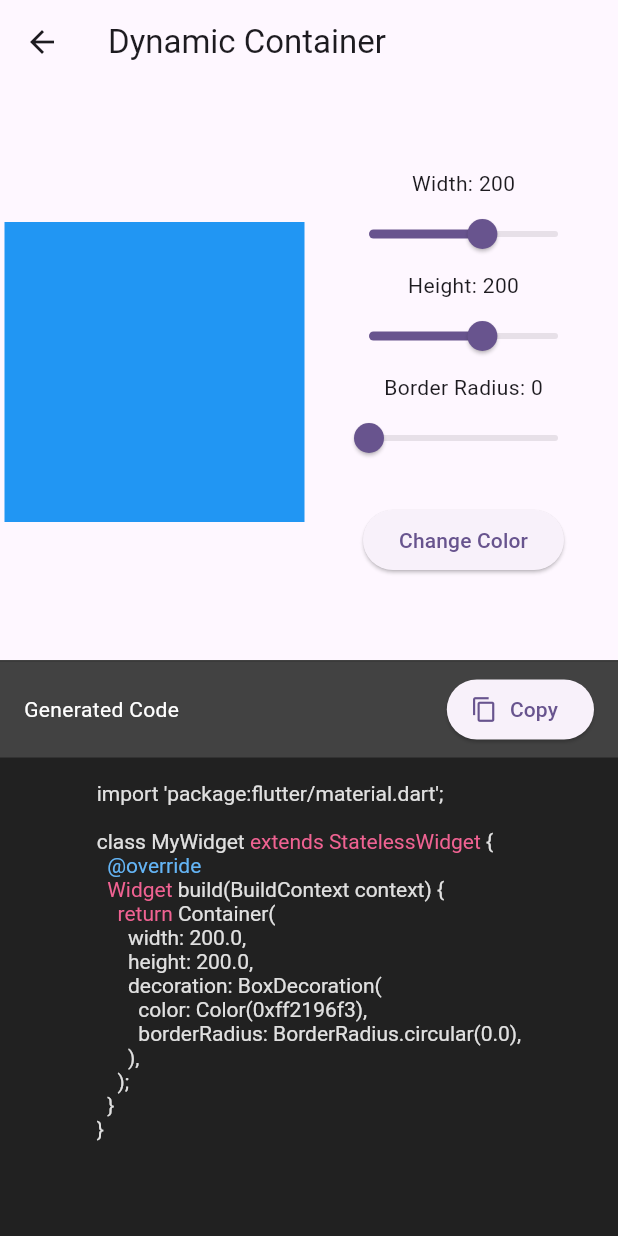
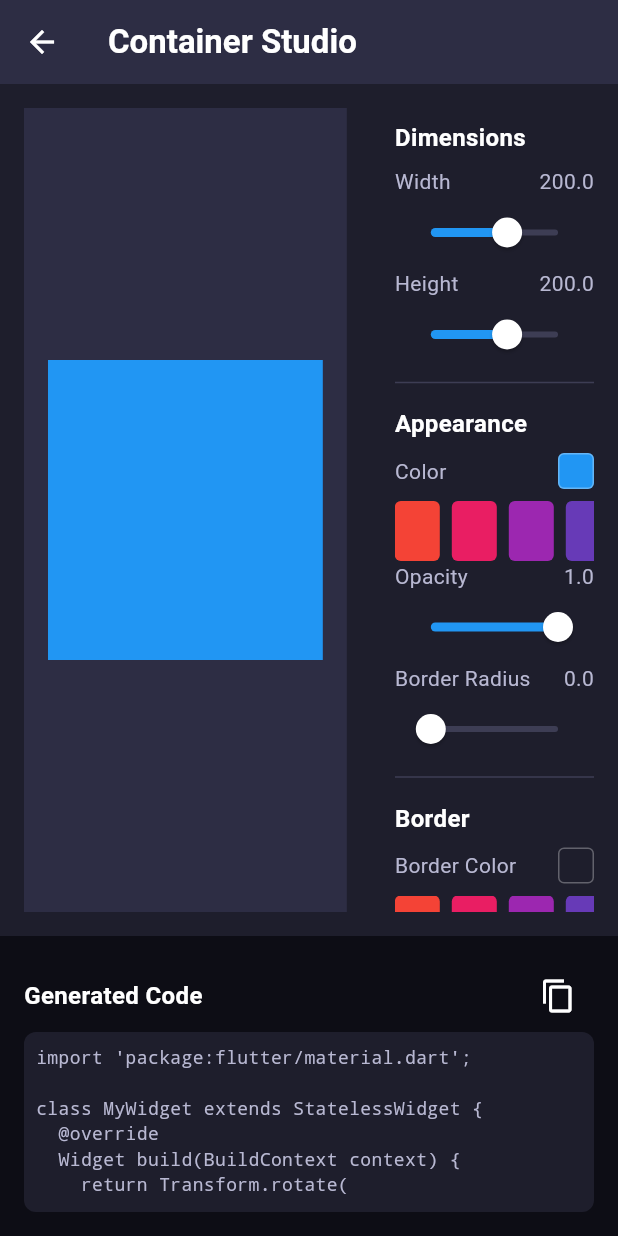
Before and after one commit to mrxdevs/flutter-canvas, a Flutter app: the screen it shows after launch, after a tap on "Container", on a phone screen of 412 x 824 dp. Run offline on Flutter 3.47's test engine with Material 3 defaults, Android fonts, the phone set to English and light mode, and no system bars; our stand-ins replace google_fonts.

Commit message:
feat(home_screen): enhance UI and add navigation support
- Refactor home screen layout with new sections for widget playground and customized widgets
- Add `WidgetCard` component for consistent widget display
- Implement routing using `RouteHelper` for navigation between screens
- Update `.gitignore` to exclude `build/` directory
- Update dependencies in `pubspec.lock` for compatibility

```diff
--- /dev/null
+++ b/lib/helper/route_helper.dart
@@ -0,0 +1,16 @@
+import 'package:flutter/material.dart';
+import 'package:flutter_canvas/views/container/container_screen.dart';
+import 'package:flutter_canvas/views/home_screen/home_screen.dart';
+
+class RouteHelper {
+  static const String homeScreen = "/home_screen";
+  static const String containerScreen = "/container_screen";
+  static const String canvasScreen = "/canvas_screen";
+
+  static Map<String, Widget Function(BuildContext)> routes = {
+    homeScreen: (context) => const HomeScreen(),
+    containerScreen: (context) => const ContainerScreen(),
+  };
+
+
+}
--- a/lib/main.dart
+++ b/lib/main.dart
@@ -1,4 +1,5 @@
 import 'package:flutter/material.dart';
+import 'package:flutter_canvas/helper/route_helper.dart';
 import 'package:flutter_canvas/views/home_screen/home_screen.dart';
 
 void main() {
@@ -16,7 +17,8 @@ class MyApp extends StatelessWidget {
         colorScheme: ColorScheme.fromSeed(seedColor: Colors.deepPurple),
         useMaterial3: true,
       ),
-      home: const HomeScreen(),
+      initialRoute:  HomeScreen.routeName,
+      routes: RouteHelper.routes,
     );
   }
 }
--- a/lib/views/container/container_screen.dart
+++ b/lib/views/container/container_screen.dart
@@ -14,6 +14,12 @@ class _ContainerScreenState extends State<ContainerScreen> {
   double _height = 200;
   Color _color = Colors.blue;
   double _borderRadius = 0;
+  double _opacity = 1.0;
+  double _rotation = 0.0;
+  Color _borderColor = Colors.transparent;
+  double _borderWidth = 0;
+  List<BoxShadow>? _boxShadow;
+  bool _hasShadow = false;
 
   String get _generatedCode => '''
 import 'package:flutter/material.dart';
@@ -21,12 +27,20 @@ import 'package:flutter/material.dart';
 class MyWidget extends StatelessWidget {
   @override
   Widget build(BuildContext context) {
-    return Container(
+    return Transform.rotate(
+      angle: ${_rotation * 3.14159 / 180},
+      child: Container(
         width: $_width,
         height: $_height,
         decoration: BoxDecoration(
-        color: Color(0x${_color.value.toRadixString(16).padLeft(8, '0')}),
+          color: Color(0x${(_color.value & 0xFFFFFF).toRadixString(16).padLeft(6, '0')}${(_opacity * 255).toInt().toRadixString(16).padLeft(2, '0')}),
           borderRadius: BorderRadius.circular($_borderRadius),
+          border: Border.all(
+            color: Color(0x${_borderColor.value.toRadixString(16).padLeft(8, '0')}),
+            width: $_borderWidth,
+          ),
+          ${_hasShadow ? 'boxShadow: [BoxShadow(color: Colors.black26, blurRadius: 10, offset: Offset(0, 5))],' : ''}
+        ),
       ),
     );
   }
@@ -36,110 +50,155 @@ class MyWidget extends StatelessWidget {
   @override
   Widget build(BuildContext context) {
     return Scaffold(
-      appBar: AppBar(title: const Text('Dynamic Container')),
+      backgroundColor: const Color(0xFF1E1E2C),
+      appBar: AppBar(
+        title: const Text(
+          'Container Studio',
+          style: TextStyle(fontWeight: FontWeight.bold, color: Colors.white),
+        ),
+        backgroundColor: const Color(0xFF2D2D44),
+        elevation: 0,
+        iconTheme: const IconThemeData(color: Colors.white),
+      ),
       body: Column(
         children: [
           Expanded(
             child: Row(
               children: [
-                // Dynamic UI section
+                // Left panel - Canvas area
                 Expanded(
+                  flex: 3,
+                  child: Container(
+                    color: const Color(0xFF2D2D44),
+                    margin: const EdgeInsets.all(16),
+                    padding: const EdgeInsets.all(16),
                     child: Center(
+                      child: Transform.rotate(
+                        angle: _rotation * 3.14159 / 180,
                         child: Container(
                           width: _width,
                           height: _height,
                           decoration: BoxDecoration(
-                        color: _color,
+                            color: _color.withOpacity(_opacity),
                             borderRadius: BorderRadius.circular(_borderRadius),
+                            border: Border.all(
+                              color: _borderColor,
+                              width: _borderWidth,
+                            ),
+                            boxShadow: _hasShadow
+                                ? [
+                                    const BoxShadow(
+                                      color: Colors.black26,
+                                      blurRadius: 10,
+                                      offset: Offset(0, 5),
+                                    )
+                                  ]
+                                : null,
                           ),
                         ),
                       ),
                     ),
-                // UI control section
+                  ),
+                ),
+                // Right panel - Controls
                 Expanded(
-                  child: Padding(
-                    padding: const EdgeInsets.all(16.0),
+                  flex: 2,
+                  child: Container(
+                    color: const Color(0xFF1E1E2C),
+                    padding: const EdgeInsets.all(16),
+                    child: SingleChildScrollView(
                       child: Column(
-                      mainAxisAlignment: MainAxisAlignment.center,
+                        crossAxisAlignment: CrossAxisAlignment.start,
                         children: [
-                        Text('Width: ${_width.toStringAsFixed(0)}'),
-                        Slider(
-                          value: _width,
-                          min: 50,
-                          max: 300,
-                          onChanged: (value) => setState(() => _width = value),
+                          _buildSectionTitle('Dimensions'),
+                          _buildSlider('Width', _width, 50, 300, (val) {
+                            setState(() => _width = val);
+                          }),
+                          _buildSlider('Height', _height, 50, 300, (val) {
+                            setState(() => _height = val);
+                          }),
+                          const Divider(color: Color(0xFF3D3D54)),
+                          _buildSectionTitle('Appearance'),
+                          _buildColorPicker('Color', _color, (val) {
+                            setState(() => _color = val);
+                          }),
+                          _buildSlider('Opacity', _opacity, 0, 1, (val) {
+                            setState(() => _opacity = val);
+                          }),
+                          _buildSlider('Border Radius', _borderRadius, 0, 150, (val) {
+                            setState(() => _borderRadius = val);
+                          }),
+                          const Divider(color: Color(0xFF3D3D54)),
+                          _buildSectionTitle('Border'),
+                          _buildColorPicker('Border Color', _borderColor, (val) {
+                            setState(() => _borderColor = val);
+                          }),
+                          _buildSlider('Border Width', _borderWidth, 0, 10, (val) {
+                            setState(() => _borderWidth = val);
+                          }),
+                          const Divider(color: Color(0xFF3D3D54)),
+                          _buildSectionTitle('Effects'),
+                          _buildSlider('Rotation (°)', _rotation, 0, 360, (val) {
+                            setState(() => _rotation = val);
+                          }),
+                          _buildSwitchOption('Shadow', _hasShadow, (val) {
+                            setState(() => _hasShadow = val);
+                          }),
+                        ],
                       ),
-                        Text('Height: ${_height.toStringAsFixed(0)}'),
-                        Slider(
-                          value: _height,
-                          min: 50,
-                          max: 300,
-                          onChanged: (value) => setState(() => _height = value),
-                        ),
-                        Text(
-                            'Border Radius: ${_borderRadius.toStringAsFixed(0)}'),
-                        Slider(
-                          value: _borderRadius,
-                          min: 0,
-                          max: 150,
-                          onChanged: (value) =>
-                              setState(() => _borderRadius = value),
-                        ),
-                        const SizedBox(height: 20),
-                        ElevatedButton(
-                          onPressed: () => setState(() => _color =
-                              Colors.primaries[
-                                  _color.value % Colors.primaries.length]),
-                          child: const Text('Change Color'),
-                        ),
-                      ],
                     ),
                   ),
                 ),
               ],
             ),
           ),
-          // Code editor section
-          Expanded(
-            child: Container(
-              decoration: BoxDecoration(
-                color: Colors.grey[900],
-                border: Border(top: BorderSide(color: Colors.grey[800]!)),
-              ),
+          // Code section
+          Container(
+            height: 200,
+            color: const Color(0xFF0D0D15),
+            padding: const EdgeInsets.all(16),
             child: Column(
+              crossAxisAlignment: CrossAxisAlignment.stretch,
               children: [
-                  Container(
-                    padding:
-                        const EdgeInsets.symmetric(horizontal: 16, vertical: 8),
-                    color: Colors.grey[800],
-                    child: Row(
+                Row(
                   mainAxisAlignment: MainAxisAlignment.spaceBetween,
                   children: [
-                        const Text('Generated Code',
-                            style: TextStyle(color: Colors.white)),
-                        ElevatedButton.icon(
-                          icon: const Icon(Icons.copy),
-                          label: const Text('Copy'),
+                    const Text(
+                      'Generated Code',
+                      style: TextStyle(
+                        color: Colors.white,
+                        fontWeight: FontWeight.bold,
+                        fontSize: 16,
+                      ),
+                    ),
+                    IconButton(
+                      icon: const Icon(Icons.copy, color: Colors.white),
                       onPressed: () {
-                            Clipboard.setData(
-                                ClipboardData(text: _generatedCode));
+                        Clipboard.setData(ClipboardData(text: _generatedCode));
                         ScaffoldMessenger.of(context).showSnackBar(
                           const SnackBar(
-                                  content: Text('Code copied to clipboard')),
+                            content: Text('Code copied to clipboard'),
+                            backgroundColor: Color(0xFF2D2D44),
+                          ),
                         );
                       },
                     ),
                   ],
                 ),
+                Expanded(
+                  child: Container(
+                    padding: const EdgeInsets.all(8),
+                    decoration: BoxDecoration(
+                      color: const Color(0xFF1E1E2C),
+                      borderRadius: BorderRadius.circular(8),
                     ),
-                  Expanded(
                     child: SingleChildScrollView(
-                      child: Padding(
-                        padding: const EdgeInsets.all(16.0),
-                        child: RichText(
-                          text: TextSpan(
-                            style: GoogleFonts.firaCode(fontSize: 14),
-                            children: _highlightSyntax(_generatedCode),
+                      child: Text(
+                        _generatedCode,
+                        style: const TextStyle(
+                          color: Color(0xFFB8B8D2),
+                          fontFamily: 'monospace',
+                          fontSize: 12,
                         ),
                       ),
                     ),
@@ -148,41 +207,159 @@ class MyWidget extends StatelessWidget {
               ],
             ),
           ),
-          ),
         ],
       ),
     );
   }
 
-  List<TextSpan> _highlightSyntax(String code) {
-    final keywords = [
-      'class',
-      'extends',
-      'StatelessWidget',
-      'Widget',
-      'build',
-      'return',
-      'const'
+  Widget _buildSectionTitle(String title) {
+    return Padding(
+      padding: const EdgeInsets.symmetric(vertical: 8.0),
+      child: Text(
+        title,
+        style: const TextStyle(
+          color: Colors.white,
+          fontWeight: FontWeight.bold,
+          fontSize: 16,
+        ),
+      ),
+    );
+  }
+
+  Widget _buildSlider(
+    String label,
+    double value,
+    double min,
+    double max,
+    Function(double) onChanged,
+  ) {
+    return Column(
+      crossAxisAlignment: CrossAxisAlignment.start,
+      children: [
+        Row(
+          mainAxisAlignment: MainAxisAlignment.spaceBetween,
+          children: [
+            Text(
+              label,
+              style: const TextStyle(color: Color(0xFFB8B8D2)),
+            ),
+            Text(
+              value.toStringAsFixed(1),
+              style: const TextStyle(color: Color(0xFFB8B8D2)),
+            ),
+          ],
+        ),
+        SliderTheme(
+          data: SliderThemeData(
+            activeTrackColor: Colors.blue,
+            inactiveTrackColor: const Color(0xFF3D3D54),
+            thumbColor: Colors.white,
+            overlayColor: Colors.blue.withOpacity(0.2),
+            trackHeight: 4,
+          ),
+          child: Slider(
+            value: value,
+            min: min,
+            max: max,
+            onChanged: onChanged,
+          ),
+        ),
+      ],
+    );
+  }
+
+  Widget _buildColorPicker(String label, Color color, Function(Color) onChanged) {
+    final List<Color> colors = [
+      Colors.red,
+      Colors.pink,
+      Colors.purple,
+      Colors.deepPurple,
+      Colors.indigo,
+      Colors.blue,
+      Colors.lightBlue,
+      Colors.cyan,
+      Colors.teal,
+      Colors.green,
+      Colors.lightGreen,
+      Colors.lime,
+      Colors.yellow,
+      Colors.amber,
+      Colors.orange,
+      Colors.deepOrange,
+      Colors.brown,
+      Colors.grey,
+      Colors.blueGrey,
+      Colors.black,
+      Colors.white,
     ];
-    final types = ['Container', 'BoxDecoration', 'BorderRadius', 'Color'];
 
-    return code.split(' ').map((word) {
-      if (keywords.contains(word)) {
-        return TextSpan(
-            text: '$word ', style: TextStyle(color: Colors.pink[300]));
-      } else if (types.contains(word)) {
-        return TextSpan(
-            text: '$word ', style: TextStyle(color: Colors.cyan[300]));
-      } else if (word.startsWith('@')) {
-        return TextSpan(
-            text: '$word ', style: TextStyle(color: Colors.blue[300]));
-      } else if (word.startsWith('//')) {
-        return TextSpan(
-            text: '$word ', style: TextStyle(color: Colors.green[300]));
-      } else {
-        return TextSpan(
-            text: '$word ', style: TextStyle(color: Colors.grey[300]));
+    return Column(
+      crossAxisAlignment: CrossAxisAlignment.start,
+      children: [
+        Row(
+          mainAxisAlignment: MainAxisAlignment.spaceBetween,
+          children: [
+            Text(
+              label,
+              style: const TextStyle(color: Color(0xFFB8B8D2)),
+            ),
+            Container(
+              width: 24,
+              height: 24,
+              decoration: BoxDecoration(
+                color: color,
+                borderRadius: BorderRadius.circular(4),
+                border: Border.all(color: Colors.white30),
+              ),
+            ),
+          ],
+        ),
+        const SizedBox(height: 8),
+        SizedBox(
+          height: 40,
+          child: ListView.builder(
+            scrollDirection: Axis.horizontal,
+            itemCount: colors.length,
+            itemBuilder: (context, index) {
+              return GestureDetector(
+                onTap: () => onChanged(colors[index]),
+                child: Container(
+                  width: 30,
+                  height: 30,
+                  margin: const EdgeInsets.only(right: 8),
+                  decoration: BoxDecoration(
+                    color: colors[index],
+                    borderRadius: BorderRadius.circular(4),
+                    border: Border.all(
+                      color: colors[index] == color
+                          ? Colors.white
+                          : Colors.transparent,
+                      width: 2,
+                    ),
+                  ),
+                ),
+              );
+            },
+          ),
+        ),
+      ],
+    );
   }
-    }).toList();
+
+  Widget _buildSwitchOption(String label, bool value, Function(bool) onChanged) {
+    return Row(
+      mainAxisAlignment: MainAxisAlignment.spaceBetween,
+      children: [
+        Text(
+          label,
+          style: const TextStyle(color: Color(0xFFB8B8D2)),
+        ),
+        Switch(
+          value: value,
+          onChanged: onChanged,
+          activeColor: Colors.blue,
+        ),
+      ],
+    );
   }
 }
--- /dev/null
+++ b/lib/views/home_screen/components/comman_widget_section.dart
@@ -0,0 +1,52 @@
+import 'package:flutter/material.dart';
+import 'package:flutter_canvas/helper/route_helper.dart';
+import 'package:flutter_canvas/views/home_screen/components/widget_card.dart';
+
+class CommanWidgetSection extends StatelessWidget {
+  const CommanWidgetSection({super.key});
+
+  @override
+  Widget build(BuildContext context) {
+    return Column(
+      mainAxisAlignment: MainAxisAlignment.start,
+      crossAxisAlignment: CrossAxisAlignment.start,
+      children: [
+        const Text(
+          'Widget Playground',
+          style: TextStyle(
+            fontSize: 24,
+            fontWeight: FontWeight.bold,
+            color: Colors.white,
+          ),
+        ),
+        const SizedBox(height: 8),
+        const Text(
+          'Select a widget to customize and explore',
+          style: TextStyle(color: Color(0xFFB8B8D2)),
+        ),
+        const SizedBox(height: 24),
+        SizedBox(
+          child: GridView.count(
+            // scrollDirection: Axis.horizontal,
+            shrinkWrap: true,
+            crossAxisCount: MediaQuery.sizeOf(context).width ~/ 180,
+            childAspectRatio: 1.0,
+            mainAxisSpacing: 16,
+            crossAxisSpacing: 16,
+            children: [
+              WidgetCard(
+                title: 'Container',
+                icon: Icons.crop_square_rounded,
+                color: Colors.blue,
+                onTap: () => Navigator.pushNamed(
+                  context,
+                  RouteHelper.containerScreen,
+                ),
+              ),
+            ],
+          ),
+        ),
+      ],
+    );
+  }
+}
--- /dev/null
+++ b/lib/views/home_screen/components/customized_widget.dart
@@ -0,0 +1,52 @@
+import 'package:flutter/material.dart';
+import 'package:flutter_canvas/helper/route_helper.dart';
+import 'package:flutter_canvas/views/home_screen/components/widget_card.dart';
+
+class CustomizedWidgetSection extends StatelessWidget {
+  const CustomizedWidgetSection({super.key});
+
+  @override
+  Widget build(BuildContext context) {
+    return Column(
+      mainAxisAlignment: MainAxisAlignment.start,
+      crossAxisAlignment: CrossAxisAlignment.start,
+      children: [
+        const Text(
+          'Customized Widgets',
+          style: TextStyle(
+            fontSize: 24,
+            fontWeight: FontWeight.bold,
+            color: Colors.white,
+          ),
+        ),
+        const SizedBox(height: 8),
+        const Text(
+          'Select a custom widget to customized and explore',
+          style: TextStyle(color: Color(0xFFB8B8D2)),
+        ),
+        const SizedBox(height: 24),
+        SizedBox(
+          child: GridView.count(
+            // scrollDirection: Axis.horizontal,
+            shrinkWrap: true,
+            crossAxisCount: MediaQuery.sizeOf(context).width ~/ 180,
+            childAspectRatio: 1.0,
+            mainAxisSpacing: 16,
+            crossAxisSpacing: 16,
+            children: [
+              WidgetCard(
+                title: 'Container',
+                icon: Icons.crop_square_rounded,
+                color: Colors.blue,
+                onTap: () => Navigator.pushNamed(
+                  context,
+                  RouteHelper.containerScreen,
+                ),
+              ),
+            ],
+          ),
+        ),
+      ],
+    );
+  }
+}
--- /dev/null
+++ b/lib/views/home_screen/components/widget_card.dart
@@ -0,0 +1,56 @@
+ import 'package:flutter/material.dart';
+
+ class WidgetCard extends StatelessWidget{
+  final String title;
+   final IconData icon;
+   final Color color;
+   final VoidCallback onTap;
+
+    const WidgetCard({required this.title, required this.icon, required this.color, required this.onTap , super.key});
+
+
+
+
+@override
+Widget build(BuildContext context){
+
+
+    return SizedBox(
+      height: 150,
+      width: 120,
+      child: GestureDetector(
+        onTap: onTap,
+        child: Card(
+          elevation: 5,
+          shape: RoundedRectangleBorder(borderRadius: BorderRadius.circular(16)),
+          color: const Color(0xFF2D2D44),
+          child: Padding(
+            padding: const EdgeInsets.all(16.0),
+            child: Column(
+              mainAxisAlignment: MainAxisAlignment.center,
+              children: [
+                Container(
+                  padding: const EdgeInsets.all(16),
+                  decoration: BoxDecoration(
+                    color: color.withOpacity(0.2),
+                    borderRadius: BorderRadius.circular(12),
+                  ),
+                  child: Icon(icon, size: 40, color: color),
+                ),
+                const SizedBox(height: 12),
+                Text(
+                  title,
+                  style: const TextStyle(
+                    fontSize: 16,
+                    fontWeight: FontWeight.bold,
+                    color: Colors.white,
+                  ),
+                ),
+              ],
+            ),
+          ),
+        ),
+      ),
+    );
+  }
+ }
--- a/lib/views/home_screen/home_screen.dart
+++ b/lib/views/home_screen/home_screen.dart
@@ -1,35 +1,37 @@
 import 'package:flutter/material.dart';
-import 'package:flutter/widgets.dart';
-import 'package:flutter_canvas/views/container/container_screen.dart';
+import 'package:flutter_canvas/views/home_screen/components/comman_widget_section.dart';
 
 class HomeScreen extends StatelessWidget {
   const HomeScreen({super.key});
+  static const String routeName = "/home_screen";
 
   @override
   Widget build(BuildContext context) {
     return Scaffold(
-      body: Container(
-        color: Colors.amber.shade100,
-        height: MediaQuery.of(context).size.height,
-        width: MediaQuery.of(context).size.width,
-        child: Column(
-          mainAxisAlignment: MainAxisAlignment.center,
-          crossAxisAlignment: CrossAxisAlignment.start,
-          children: [
-            SizedBox(
-                width: 200,
-                height: 80,
-                child: ElevatedButton(
-                    onPressed: () {
-                      Navigator.push(
-                          context,
-                          MaterialPageRoute(
-                              builder: (context) => const ContainerScreen()));
-                    },
-                    child: const Text("Container")))
-          ],
+      backgroundColor: const Color(0xFF1E1E2C),
+      appBar: AppBar(
+        title: const Text(
+          'Flutter Canvas Studio',
+          style: TextStyle(fontWeight: FontWeight.bold, color: Colors.white),
+        ),
+        backgroundColor: const Color(0xFF2D2D44),
+        elevation: 0,
+      ),
+      body: SafeArea(
+        child: Padding(
+          padding: const EdgeInsets.all(16.0),
+          child: SingleChildScrollView(
+            child: Column(
+              crossAxisAlignment: CrossAxisAlignment.start,
+              children: [
+                CommanWidgetSection()
+
+              ],
+            ),
+          ),
         ),
       ),
     );
   }
-}
+
+ }
```
Also changed, not shown: pubspec.lock, 2 other files. Lines whose indentation alone changed are shown as unchanged.
